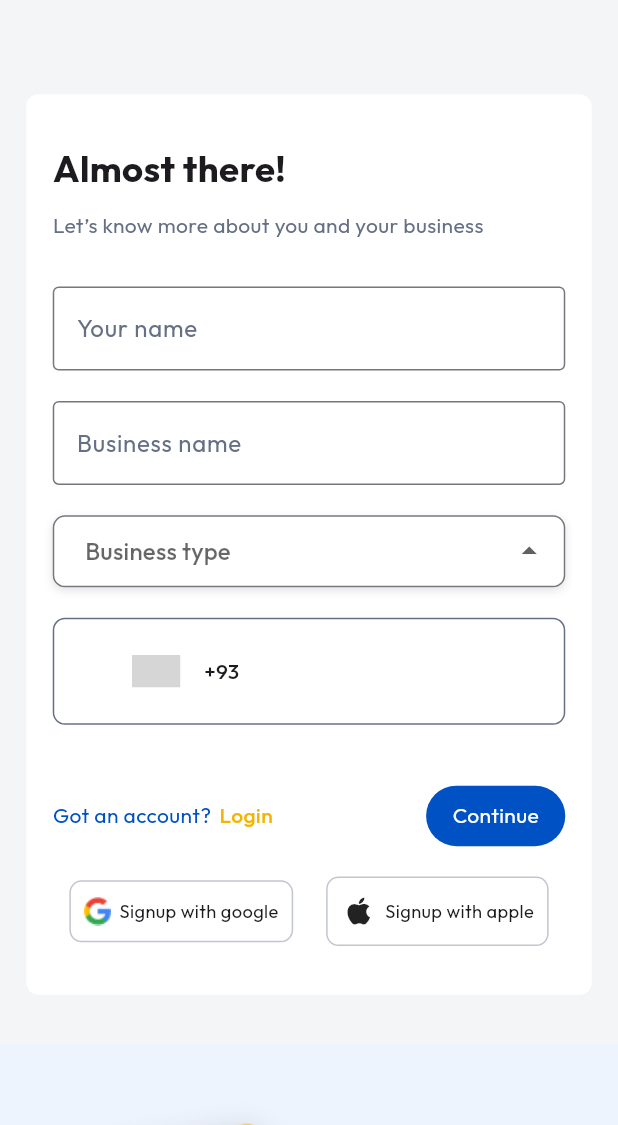
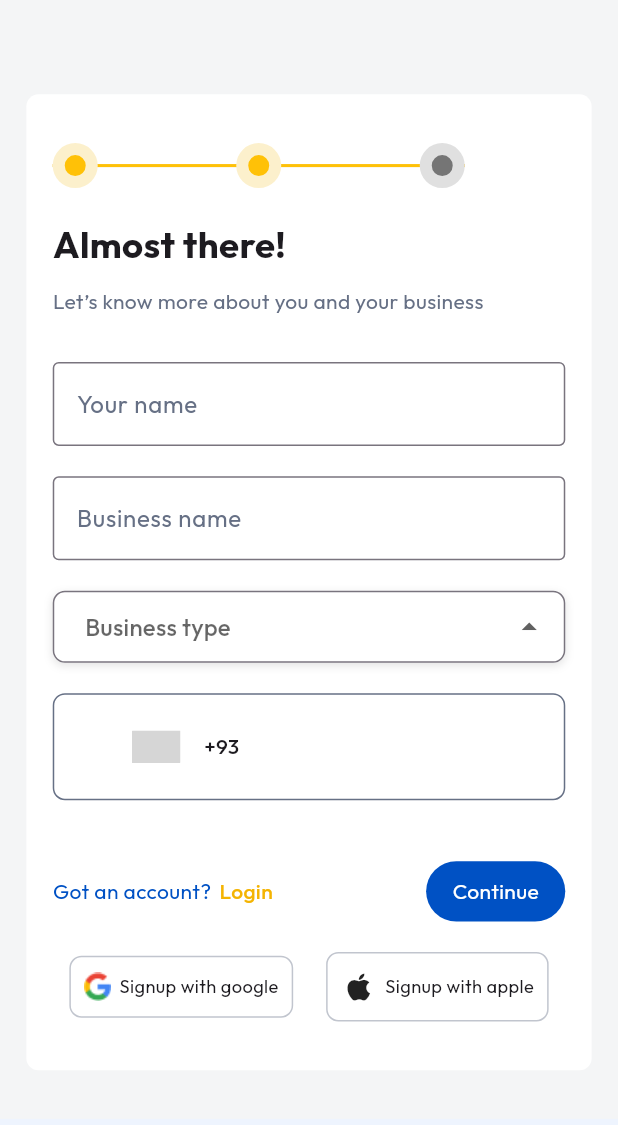
Before and after one commit to EMy-Max/reson-us, a Flutter app: the screen it shows after launch, after a tap on "Continue", on a phone screen of 412 x 824 dp, the part 111-1236 px from its top. Run offline on Flutter 3.47's test engine with Material 3 defaults, Android fonts, the phone set to English and light mode, and no system bars; drawn by our look-alikes of country_code_picker; our stand-ins replace flutter_screenutil; grey boxes are pictures that could not be loaded.

```diff
--- a/lib/screens/signup_and_login/signup_1.dart
+++ b/lib/screens/signup_and_login/signup_1.dart
@@ -27,6 +27,11 @@ class Signup1 extends StatelessWidget {
                 child: Column(
                   crossAxisAlignment: CrossAxisAlignment.start,
                   children: [
+                    SizedBox(
+                      width:250.w,
+                      child: CustomProgressIndicator(totalSteps: 3, currentStep: 1,),
+                    ),
+                    SizedBox(height: 20.h,),
                     Text(
                       'Sign up to $brandName!',
                       style: TextStyle(fontSize: 24.sp, fontWeight: FontWeight.bold),
@@ -34,7 +39,7 @@ class Signup1 extends StatelessWidget {
                     SizedBox(height: 10.h),
                     Text(
                       'To experience the ultimate solution for managing appointments and invoices.',
-                      style: TextStyle(color: grey3),
+                      style: TextStyle(color: grey3, fontSize: 14.sp,),
                     ),
                     SizedBox(height: 30.h),
                     TextField(
--- a/lib/screens/signup_and_login/signup_2.dart
+++ b/lib/screens/signup_and_login/signup_2.dart
@@ -27,6 +27,11 @@ class Signup2 extends StatelessWidget {
                 child: Column(
                   crossAxisAlignment: CrossAxisAlignment.start,
                   children: [
+                    SizedBox(
+                      width:250.w,
+                      child: CustomProgressIndicator(totalSteps: 3, currentStep: 2,),
+                    ),
+                    SizedBox(height: 20.h,),
                     Text(
                       'Almost there!',
                       style: TextStyle(fontSize: 24.sp, fontWeight: FontWeight.bold),
@@ -77,8 +82,12 @@ class Signup2 extends StatelessWidget {
                           // width: 1.sp,
                         )
                       ),
-                      child: CountryCodePicker(
+                      child: Row(
+                        children: [
+                          CountryCodePicker(
 
+                          ),
+                        ],
                       ),
                     ),
                     SizedBox(height: 40.h),
--- a/lib/screens/signup_and_login/signup_3.dart
+++ b/lib/screens/signup_and_login/signup_3.dart
@@ -27,6 +27,11 @@ class Signup3 extends StatelessWidget {
                 child: Column(
                   crossAxisAlignment: CrossAxisAlignment.start,
                   children: [
+                    SizedBox(
+                      width:250.w,
+                      child: CustomProgressIndicator(totalSteps: 3, currentStep: 3,),
+                    ),
+                    SizedBox(height: 20.h,),
                     Text(
                       'Bank account details',
                       style: TextStyle(fontSize: 24, fontWeight: FontWeight.bold),
```
